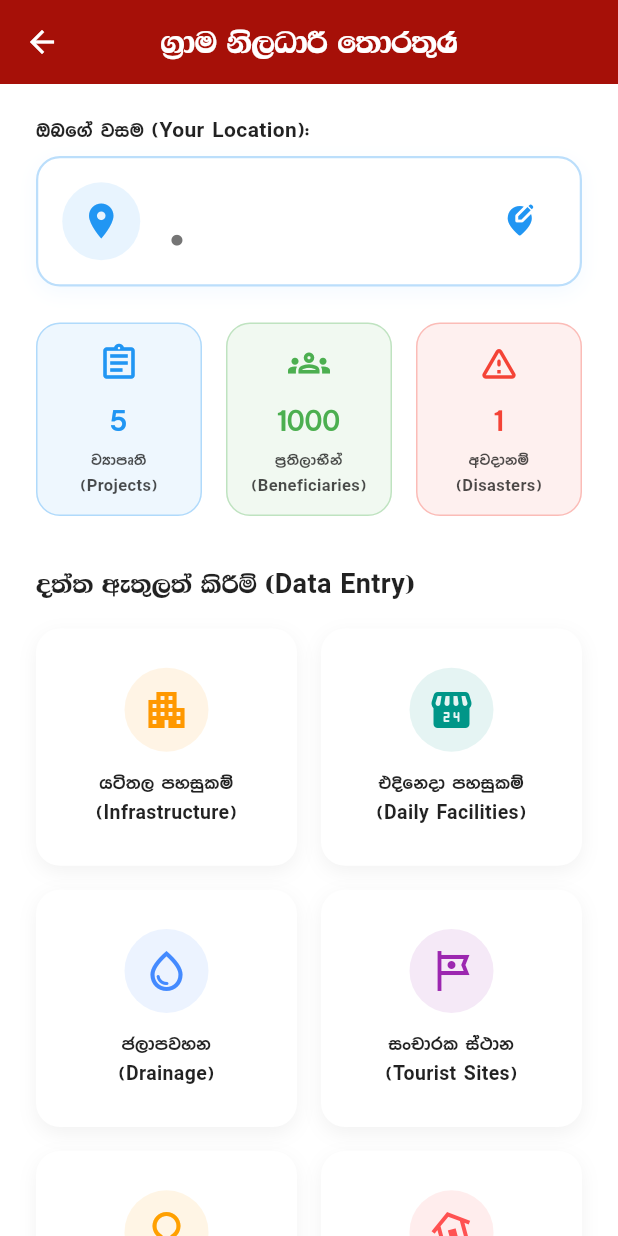
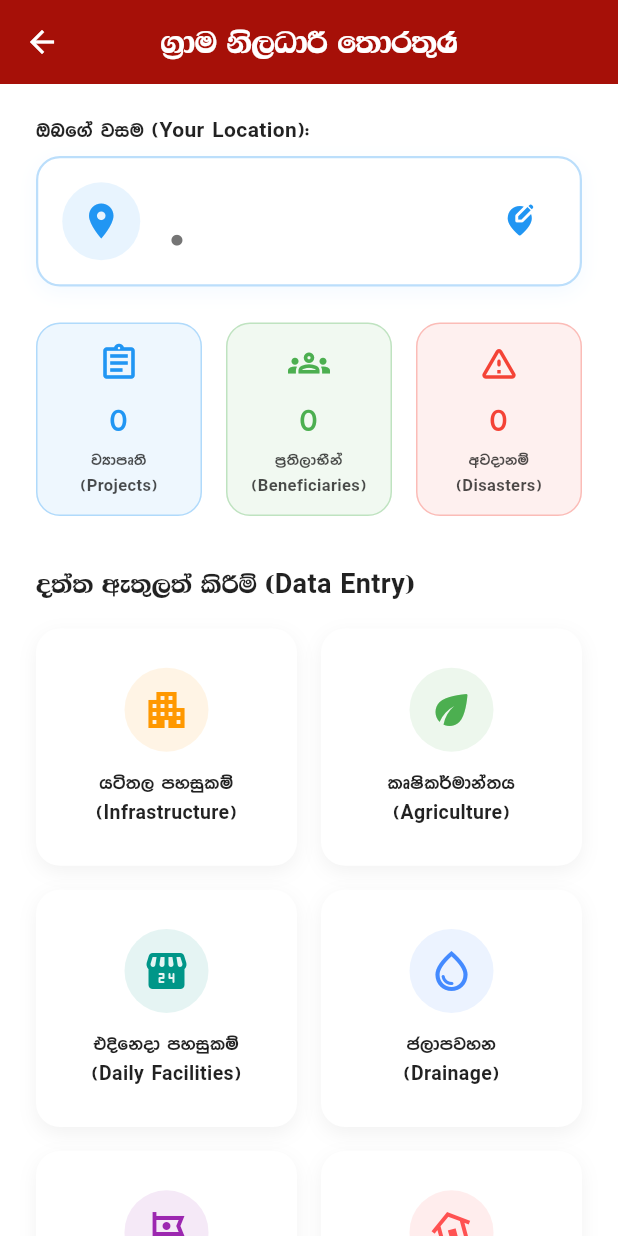
Before and after one commit to Office-Organization/LankaLink, a Flutter app: the screen it shows once a user with an empty profile is signed in, after a tap on an icon or button, on a phone screen of 412 x 824 dp. Run offline on Flutter 3.47's test engine with Material 3 defaults, Android fonts, the phone set to English and light mode, and no system bars; our stand-ins replace cloud_firestore, firebase_auth, firebase_core, google_maps_flutter; accounts and stored records are empty.

Commit message:
data update logics updated

```diff
--- a/lib/screens/gn/gn_details_screen.dart
+++ b/lib/screens/gn/gn_details_screen.dart
@@ -2,6 +2,10 @@ import 'package:flutter/material.dart';
 import 'package:provider/provider.dart';
 import '../../widgets/app_screen.dart';
 import 'infrastructure_form_screen.dart';
+import 'agriculture_form_screen.dart';
+import 'daily_facilities_form_screen.dart';
+import 'drainage_form_screen.dart';
+import 'disasters_form_screen.dart';
 import 'gn_details_view_model.dart';
 
 class GnDetailsScreen extends StatelessWidget {
@@ -20,7 +24,6 @@ class _GnDetailsView extends StatelessWidget {
   const _GnDetailsView();
 
   void _showChangeLocationDialog(BuildContext context, GnDetailsViewModel viewModel) async {
-    // Fetch available local authorities from the view model
     final authorities = await viewModel.fetchAvailableLocalAuthorities();
 
     if (!context.mounted) return;
@@ -35,12 +38,11 @@ class _GnDetailsView extends StatelessWidget {
     String? selectedAuthorityName = authorities.first['name_en'];
     String? selectedDistrict = authorities.first['district_en'];
 
-    // Extract GN divisions for the default selected authority
     List<dynamic> currentGNDivisionsList = authorities.first['gn_divisions'];
     String? selectedGN;
 
     if (currentGNDivisionsList.isNotEmpty) {
-      selectedGN = currentGNDivisionsList.first['en']; // Using English name from database map
+      selectedGN = currentGNDivisionsList.first['en'];
     }
 
     showModalBottomSheet(
@@ -64,7 +66,7 @@ class _GnDetailsView extends StatelessWidget {
                     Icon(Icons.edit_location_alt, color: Colors.blue),
                     SizedBox(width: 8),
                     Text(
-                      'Change Location',
+                      'ස්ථානය වෙනස් කරන්න (Change Location)',
                       style: TextStyle(fontSize: 18, fontWeight: FontWeight.bold, color: Colors.black87),
                     ),
                   ],
@@ -72,7 +74,7 @@ class _GnDetailsView extends StatelessWidget {
                 const SizedBox(height: 20),
 
                 // Local Authority Dropdown
-                const Text('Local Authority', style: TextStyle(fontSize: 14, fontWeight: FontWeight.w600)),
+                const Text('පළාත් පාලන ආයතනය (Local Authority)', style: TextStyle(fontSize: 14, fontWeight: FontWeight.w600)),
                 const SizedBox(height: 8),
                 DropdownButtonFormField<String>(
                   value: selectedAuthorityId,
@@ -82,9 +84,14 @@ class _GnDetailsView extends StatelessWidget {
                     contentPadding: const EdgeInsets.symmetric(horizontal: 16, vertical: 12),
                   ),
                   items: authorities.map((auth) {
+                    final nameEn = auth['name_en'] ?? 'Unknown';
+                    final nameSi = auth['name_si']?.toString() ?? '';
+
+                    final displayName = nameSi.isNotEmpty ? '$nameSi ($nameEn)' : nameEn;
+
                     return DropdownMenuItem<String>(
                       value: auth['id'],
-                      child: Text(auth['name_en'] ?? 'Unknown'),
+                      child: Text(displayName, overflow: TextOverflow.ellipsis),
                     );
                   }).toList(),
                   onChanged: (val) {
@@ -103,7 +110,7 @@ class _GnDetailsView extends StatelessWidget {
                 const SizedBox(height: 16),
 
                 // GN Division Dropdown
-                const Text('Grama Niladhari (GN) Division', style: TextStyle(fontSize: 14, fontWeight: FontWeight.w600)),
+                const Text('ග්‍රාම නිලධාරී වසම (GN Division)', style: TextStyle(fontSize: 14, fontWeight: FontWeight.w600)),
                 const SizedBox(height: 8),
                 DropdownButtonFormField<String>(
                   value: selectedGN,
@@ -113,10 +120,14 @@ class _GnDetailsView extends StatelessWidget {
                     contentPadding: const EdgeInsets.symmetric(horizontal: 16, vertical: 12),
                   ),
                   items: currentGNDivisionsList.map((gn) {
-                    final gnName = gn['en'].toString(); // Extracted from map structure {en: ..., si: ...}
+                    final gnNameEn = gn['en']?.toString() ?? 'Unknown';
+                    final gnNameSi = gn['si']?.toString() ?? '';
+
+                    final displayGnName = gnNameSi.isNotEmpty ? '$gnNameSi ($gnNameEn)' : gnNameEn;
+
                     return DropdownMenuItem<String>(
-                      value: gnName,
-                      child: Text(gnName),
+                      value: gnNameEn,
+                      child: Text(displayGnName, overflow: TextOverflow.ellipsis),
                     );
                   }).toList(),
                   onChanged: (val) {
@@ -139,7 +150,7 @@ class _GnDetailsView extends StatelessWidget {
                     onPressed: () async {
                       if (selectedGN == null || selectedAuthorityName == null) {
                         ScaffoldMessenger.of(context).showSnackBar(
-                          const SnackBar(content: Text('Please select a valid GN division.')),
+                          const SnackBar(content: Text('කරුණාකර වලංගු ග්‍රාම නිලධාරී වසමක් තෝරන්න (Select valid GN division).')),
                         );
                         return;
                       }
@@ -156,14 +167,14 @@ class _GnDetailsView extends StatelessWidget {
                         ScaffoldMessenger.of(context).showSnackBar(
                           const SnackBar(
                             backgroundColor: Colors.green,
-                            content: Text('Location updated successfully in database!'),
+                            content: Text('ස්ථානය සාර්ථකව යාවත්කාලීන කරන ලදී (Location updated successfully)!'),
                           ),
                         );
                       }
                     },
                     child: viewModel.isSaving
                         ? const SizedBox(height: 20, width: 20, child: CircularProgressIndicator(color: Colors.white, strokeWidth: 2))
-                        : const Text('Save Changes', style: TextStyle(fontWeight: FontWeight.bold, fontSize: 16)),
+                        : const Text('වෙනස්කම් සුරකින්න (Save Changes)', style: TextStyle(fontWeight: FontWeight.bold, fontSize: 16)),
                   ),
                 ),
               ],
@@ -174,12 +185,28 @@ class _GnDetailsView extends StatelessWidget {
     );
   }
 
+  // Parses ISO string into "YYYY MM DD HH:mm" format safely
+  String _formatDateTime(String isoString) {
+    if (isoString.isEmpty) return 'Unknown Date';
+    try {
+      final dt = DateTime.parse(isoString).toLocal();
+      final year = dt.year.toString();
+      final month = dt.month.toString().padLeft(2, '0');
+      final day = dt.day.toString().padLeft(2, '0');
+      final hour = dt.hour.toString().padLeft(2, '0');
+      final minute = dt.minute.toString().padLeft(2, '0');
+      return '$year-$month-$day $hour:$minute';
+    } catch (e) {
+      return isoString; // fallback to raw string if parsing fails
+    }
+  }
+
   @override
   Widget build(BuildContext context) {
     final viewModel = context.watch<GnDetailsViewModel>();
 
     return AppScreen(
-      title: 'ග්‍රාම නිලධාරී තොරතුරු', // GN Dashboard
+      title: 'ග්‍රාම නිලධාරී තොරතුරු',
       child: viewModel.isLoading
           ? const Center(child: CircularProgressIndicator(color: Colors.blue))
           : ListView(
@@ -285,21 +312,28 @@ class _GnDetailsView extends StatelessWidget {
                       title: 'යටිතල පහසුකම්\n(Infrastructure)',
                       icon: Icons.apartment,
                       color: Colors.orange,
-                      onTap: () => _navigateTo(context, const InfrastructureFormScreen()), // Navigates to Screen 01
+                      onTap: () => _navigateTo(context, const InfrastructureFormScreen()),
+                    ),
+                    _buildGridMenuBtn(
+                      context: context,
+                      title: 'කෘෂිකර්මාන්තය\n(Agriculture)',
+                      icon: Icons.eco_rounded,
+                      color: Colors.green,
+                      onTap: () => _navigateTo(context, const AgricultureFormScreen()),
                     ),
                     _buildGridMenuBtn(
                       context: context,
                       title: 'එදිනෙදා පහසුකම්\n(Daily Facilities)',
                       icon: Icons.local_convenience_store_rounded,
                       color: Colors.teal,
-                      onTap: () {},
+                      onTap: () => _navigateTo(context, const DailyFacilitiesFormScreen()),
                     ),
                     _buildGridMenuBtn(
                       context: context,
                       title: 'ජලාපවහන\n(Drainage)',
                       icon: Icons.water_drop_outlined,
                       color: Colors.blueAccent,
-                      onTap: () {},
+                      onTap: () => _navigateTo(context, const DrainageFormScreen()),
                     ),
                     _buildGridMenuBtn(
                       context: context,
@@ -310,23 +344,26 @@ class _GnDetailsView extends StatelessWidget {
                     ),
                     _buildGridMenuBtn(
                       context: context,
-                      title: 'නව යෝජනා\n(Proposals)',
-                      icon: Icons.lightbulb_outline,
-                      color: Colors.amber.shade700,
-                      onTap: () {},
-                    ),
-                    _buildGridMenuBtn(
-                      context: context,
                       title: 'ආපදා තොරතුරු\n(Disasters)',
                       icon: Icons.flood_outlined,
                       color: Colors.redAccent,
-                      onTap: () {},
+                      onTap: () => _navigateTo(context, const DisastersFormScreen()),
                     ),
                   ],
                 ),
                 const SizedBox(height: 32),
 
-                // --- 4. START WIZARD BUTTON ---
+                // --- 4. RECENT SUBMISSIONS FEED (FORMATTED) ---
+                const Text(
+                  'ඔබගේ වාර්තා කිරීම් (Your Submissions)',
+                  style: TextStyle(fontFamily: 'UNSamantha', fontSize: 18, fontWeight: FontWeight.bold, color: Colors.black87),
+                ),
+                const SizedBox(height: 16),
+                _buildRecentSubmissionsFeed(context, viewModel),
+
+                const SizedBox(height: 32),
+
+                // --- 5. START WIZARD BUTTON ---
                 ElevatedButton.icon(
                   onPressed: () {
                     Navigator.push(
@@ -351,7 +388,74 @@ class _GnDetailsView extends StatelessWidget {
     );
   }
 
-  // Helper Widget for Top Summary Cards
+  // Updated submissions feed to strictly redirect to the 1st form
+  Widget _buildRecentSubmissionsFeed(BuildContext context, GnDetailsViewModel viewModel) {
+    if (viewModel.recentSubmissions.isEmpty) {
+      return Container(
+        width: double.infinity,
+        padding: const EdgeInsets.all(20),
+        decoration: BoxDecoration(
+          color: Colors.white,
+          borderRadius: BorderRadius.circular(16),
+          border: Border.all(color: Colors.grey.shade200),
+        ),
+        child: const Center(
+          child: Text(
+            'මෙම වසම සඳහා තවමත් කිසිදු දත්තයක් ඇතුළත් කර නොමැත.',
+            style: TextStyle(color: Colors.grey, fontSize: 14),
+          ),
+        ),
+      );
+    }
+
+    return ListView.separated(
+      shrinkWrap: true,
+      physics: const NeverScrollableScrollPhysics(),
+      itemCount: viewModel.recentSubmissions.length,
+      separatorBuilder: (context, index) => const SizedBox(height: 10),
+      itemBuilder: (context, index) {
+        final item = viewModel.recentSubmissions[index];
+        final formattedDate = _formatDateTime(item['timestamp']);
+        final reportType = item['typeLabel']; // e.g. "Agriculture (කෘෂිකර්මාන්තය)"
+
+        return InkWell(
+          onTap: () {
+            // ALWAYS redirect to the first form so the user can flow through one by one
+            Navigator.push(
+              context,
+              MaterialPageRoute(builder: (context) => const InfrastructureFormScreen())
+            );
+          },
+          borderRadius: BorderRadius.circular(12),
+          child: Container(
+            padding: const EdgeInsets.symmetric(horizontal: 16, vertical: 14),
+            decoration: BoxDecoration(
+              color: Colors.white,
+              borderRadius: BorderRadius.circular(12),
+              border: Border.all(color: Colors.grey.shade200),
+              boxShadow: [
+                BoxShadow(color: Colors.black.withOpacity(0.02), blurRadius: 4, offset: const Offset(0, 2)),
+              ],
+            ),
+            child: Row(
+              children: [
+                Icon(Icons.history_edu, color: Colors.blue.shade700, size: 20),
+                const SizedBox(width: 12),
+                Expanded(
+                  child: Text(
+                    '$formattedDate : Reported $reportType Report',
+                    style: const TextStyle(fontWeight: FontWeight.w600, fontSize: 13, color: Colors.black87),
+                  ),
+                ),
+                const Icon(Icons.edit_document, color: Colors.grey, size: 18),
+              ],
+            ),
+          ),
+        );
+      },
+    );
+  }
+
   Widget _buildStatCard({required String title, required String value, required IconData icon, required Color color}) {
     return Expanded(
       child: Container(
@@ -381,7 +485,6 @@ class _GnDetailsView extends StatelessWidget {
     );
   }
 
-  // Helper Widget for the Grid Menu Buttons
   Widget _buildGridMenuBtn({
     required BuildContext context,
     required String title,
--- a/lib/screens/gn/gn_details_view_model.dart
+++ b/lib/screens/gn/gn_details_view_model.dart
@@ -14,10 +14,13 @@ class GnDetailsViewModel extends ChangeNotifier {
   String? currentLocalAuthority;
   String? currentGnDivision;
 
-  // Dashboard Stats (Simulated for UI purposes)
+  // Real Dashboard Stats
   int totalProjects = 0;
   int totalBeneficiaries = 0;
   int disasterZones = 0;
+
+  // Unified list to hold all recent submissions for the summary UI
+  List<Map<String, dynamic>> recentSubmissions = [];
 
   GnDetailsViewModel() {
     _initData();
@@ -37,7 +40,7 @@ class GnDetailsViewModel extends ChangeNotifier {
   Future<void> fetchCurrentUserLocation() async {
     try {
       final User? user = _auth.currentUser;
-      if (user == null) return; // Ensure user is logged in
+      if (user == null) return;
 
       final docSnapshot = await _firestore.collection('users').doc(user.uid).get();
 
@@ -47,7 +50,8 @@ class GnDetailsViewModel extends ChangeNotifier {
         currentLocalAuthority = data['local_authority']?.toString() ?? 'Unknown Authority';
         currentGnDivision = data['gn_division']?.toString() ?? 'Unknown GN Division';
 
-        _generateMockStatsBasedOnLocation();
+        // Fetch real data for stats and summary
+        await _fetchRealDashboardStats();
       }
     } catch (e) {
       debugPrint('Error fetching user location: $e');
@@ -69,12 +73,12 @@ class GnDetailsViewModel extends ChangeNotifier {
           'updatedAt': FieldValue.serverTimestamp(),
         });
 
-        // Update local state
         currentDistrict = newDistrict;
         currentLocalAuthority = newLocalAuthority;
         currentGnDivision = newGnDivision;
 
-        _generateMockStatsBasedOnLocation();
+        // Fetch new stats for the updated location
+        await _fetchRealDashboardStats();
       }
       isSaving = false;
       notifyListeners();
@@ -87,16 +91,24 @@ class GnDetailsViewModel extends ChangeNotifier {
     }
   }
 
-  // Fetch Local Authorities for the dropdown from 'local_authorities' collection
+  // Fetch Local Authorities
   Future<List<Map<String, dynamic>>> fetchAvailableLocalAuthorities() async {
     try {
       final snapshot = await _firestore.collection('local_authorities').get();
       return snapshot.docs.map((doc) {
         final data = doc.data();
+
+        String formattedId = doc.id.split('_').map((word) {
+          if (word.isEmpty) return '';
+          return word[0].toUpperCase() + word.substring(1);
+        }).join(' ');
+
         return {
           'id': doc.id,
-          'name_en': data['name_en'] ?? '',
+          'name_en': data['name_en'] ?? formattedId,
+          'name_si': data['name_si'] ?? '',
           'district_en': data['district_en'] ?? 'Matara',
+          'district_si': data['district_si'] ?? 'මාතර',
           'gn_divisions': data['gn_divisions'] ?? [],
         };
       }).toList();
@@ -106,12 +118,128 @@ class GnDetailsViewModel extends ChangeNotifier {
     }
   }
 
-  // Simulating dashboard data changing based on location
-  void _generateMockStatsBasedOnLocation() {
-    if (currentGnDivision != null) {
-      totalProjects = (currentGnDivision!.length % 5) + 5;
-      totalBeneficiaries = (currentGnDivision!.length * 150) + 1000;
-      disasterZones = (currentGnDivision!.length % 3) + 1;
+  // --- LOGIC: Fetch Real Data and Compile Submissions Summary ---
+  Future<void> _fetchRealDashboardStats() async {
+    if (currentGnDivision == null || currentGnDivision!.isEmpty) return;
+
+    int tempProjects = 0;
+    int tempBeneficiaries = 0;
+    int tempDisasters = 0;
+    List<Map<String, dynamic>> tempSubmissions = [];
+
+    try {
+      // 1. Fetch Agriculture Data
+      final agriSnap = await _firestore.collection('agriculture_data')
+          .where('gn_division', isEqualTo: currentGnDivision)
+          .get();
+      tempProjects += agriSnap.docs.length;
+
+      for (var doc in agriSnap.docs) {
+        final data = doc.data();
+        final agri = data['agriculture_infrastructure'] as Map? ?? {};
+        final countStr = agri['beneficiaries_count']?.toString() ?? '0';
+        tempBeneficiaries += int.tryParse(countStr) ?? 0;
+
+        tempSubmissions.add({
+          'docId': doc.id,
+          'title': agri['location_name']?.toString() ?? 'ස්ථානයක් නැත',
+          'subtitle': agri['development_category']?.toString() ?? 'කෘෂිකර්මාන්තය',
+          'type': 'agriculture',
+          'typeLabel': 'Agriculture (කෘෂිකර්මාන්තය)',
+          'icon': Icons.eco_rounded,
+          'color': Colors.green,
+          'timestamp': data['created_at_timestamp']?.toString() ?? '',
+          'rawData': data,
+        });
+      }
+
+      // 2. Fetch Daily Facilities Data
+      final facilitySnap = await _firestore.collection('daily_facilities_data')
+          .where('gn_division', isEqualTo: currentGnDivision)
+          .get();
+      tempProjects += facilitySnap.docs.length;
+
+      for (var doc in facilitySnap.docs) {
+        final data = doc.data();
+        final fac = data['daily_facilities'] as Map? ?? {};
+        final countStr = fac['beneficiaries_count']?.toString() ?? '0';
+        tempBeneficiaries += int.tryParse(countStr) ?? 0;
+
+        tempSubmissions.add({
+          'docId': doc.id,
+          'title': fac['facility_type']?.toString() ?? 'පහසුකමක් නැත',
+          'subtitle': 'රජයේ ඉඩමක්: ${fac['has_government_land']?.toString() ?? "-"}',
+          'type': 'daily_facilities',
+          'typeLabel': 'Daily Facilities (එදිනෙදා පහසුකම්)',
+          'icon': Icons.local_convenience_store_rounded,
+          'color': Colors.teal,
+          'timestamp': data['created_at_timestamp']?.toString() ?? '',
+          'rawData': data,
+        });
+      }
+
+      // 3. Fetch Drainage Data
+      final drainageSnap = await _firestore.collection('drainage_data')
+          .where('gn_division', isEqualTo: currentGnDivision)
+          .get();
+      tempProjects += drainageSnap.docs.length;
+
+      for (var doc in drainageSnap.docs) {
+        final data = doc.data();
+        final drain = data['drainage_system'] as Map? ?? {};
+        final countStr = drain['beneficiaries_count']?.toString() ?? '0';
+        tempBeneficiaries += int.tryParse(countStr) ?? 0;
+
+        tempSubmissions.add({
+          'docId': doc.id,
+          'title': drain['location_name']?.toString() ?? 'ස්ථානයක් නැත',
+          'subtitle': 'තත්ත්වය: ${drain['current_condition']?.toString() ?? "-"}',
+          'type': 'drainage',
+          'typeLabel': 'Drainage System (ජලාපවහන)',
+          'icon': Icons.water_drop_outlined,
+          'color': Colors.blueAccent,
+          'timestamp': data['created_at_timestamp']?.toString() ?? '',
+          'rawData': data,
+        });
+      }
+
+      // 4. Fetch Disasters Data
+      final disasterSnap = await _firestore.collection('disasters_data')
+          .where('gn_division', isEqualTo: currentGnDivision)
+          .get();
+      tempDisasters += disasterSnap.docs.length;
+
+      for (var doc in disasterSnap.docs) {
+        final data = doc.data();
+        final dis = data['disaster_information'] as Map? ?? {};
+
+        tempSubmissions.add({
+          'docId': doc.id,
+          'title': dis['affected_area_name']?.toString() ?? 'ප්‍රදේශයක් නැත',
+          'subtitle': dis['disaster_type']?.toString() ?? 'ආපදාවකි',
+          'type': 'disasters',
+          'typeLabel': 'Disasters (ආපදා)',
+          'icon': Icons.flood_outlined,
+          'color': Colors.redAccent,
+          'timestamp': data['created_at_timestamp']?.toString() ?? '',
+          'rawData': data,
+        });
+      }
+
+      // Sort recent submissions descending based on ISO timestamp string
+      tempSubmissions.sort((a, b) => b['timestamp'].compareTo(a['timestamp']));
+
+      // Update State variables
+      totalProjects = tempProjects;
+      totalBeneficiaries = tempBeneficiaries;
+      disasterZones = tempDisasters;
+
+      // Limit to 20 most recent for the UI summary
+      recentSubmissions = tempSubmissions.take(20).toList();
+
+      notifyListeners();
+    } catch (e) {
+      debugPrint('Error fetching real dashboard stats: $e');
     }
   }
 }
```
